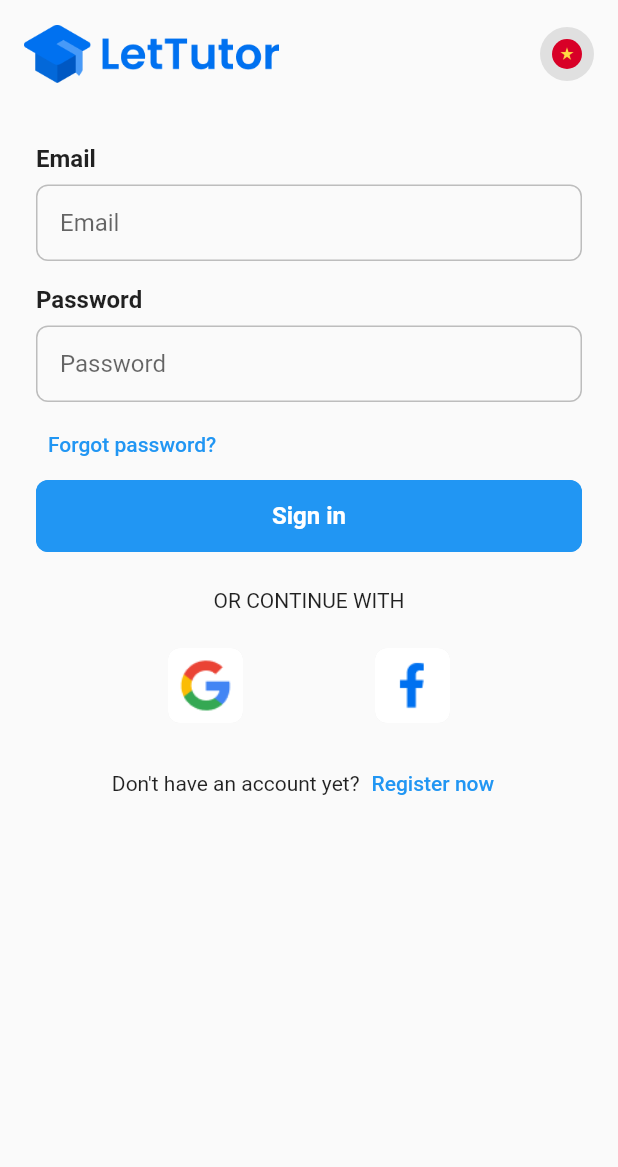
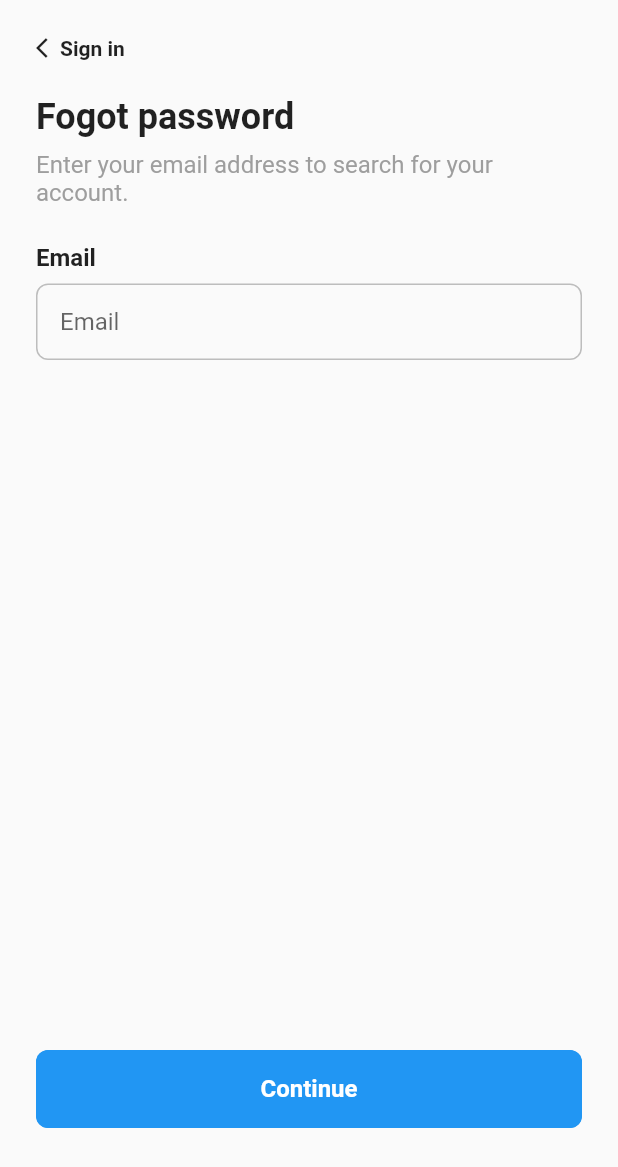
Before and after one commit to caophuccp/lettutor, a Flutter app: the screen it shows after launch, after a tap on "Forgot password?", on a phone screen of 412 x 824 dp. Shown: the top 1167 px of the screen. Run offline on Flutter 3.47's test engine with Material 2 defaults, Android fonts, the phone set to English and light mode, and no system bars.

Commit message:
Add forgot_password_screen

```diff
--- a/lib/components/bar_button.dart
+++ b/lib/components/bar_button.dart
@@ -1,6 +1,7 @@
 
 import 'package:flutter/material.dart';
 import 'package:lettutor/styles/button_styles.dart';
+import 'package:lettutor/styles/consts.dart';
 
 enum BarButtonStyle { primary, secondary, inactive }
 
@@ -9,7 +10,7 @@ class BarButton extends StatelessWidget {
     Key? key,
     required this.child,
     this.onPressed,
-    this.cornerRadius = 0,
+    this.cornerRadius = CornerRadiusValue.medium,
     this.width,
     this.height,
     this.style = BarButtonStyle.primary,
--- /dev/null
+++ b/lib/components/navigation_back_button.dart
@@ -0,0 +1,32 @@
+import 'package:flutter/material.dart';
+import 'package:lettutor/styles/text_styles.dart';
+
+class NavigationBackButton extends StatefulWidget {
+  const NavigationBackButton({
+    Key? key,
+  }) : super(key: key);
+
+  @override
+  _NavigationBackButtonState createState() => _NavigationBackButtonState();
+}
+
+class _NavigationBackButtonState extends State<NavigationBackButton> {
+  @override
+  Widget build(BuildContext context) {
+    return GestureDetector(
+      onTap: back,
+      child: Row(
+        children: [
+          Icon(Icons.arrow_back_ios, size: 16,),
+          Text('Sign in', style: TextStyles.subtitle2SemiBold,),
+        ],
+      ),
+    );
+  }
+
+  void back(){
+    if (Navigator.of(context).canPop()) {
+      Navigator.of(context).pop();
+    }
+  }
+}
--- /dev/null
+++ b/lib/extensions/navigate_extensions.dart
@@ -0,0 +1,37 @@
+import 'package:flutter/cupertino.dart';
+import 'package:flutter/material.dart';
+
+extension StateExtensions on State<StatefulWidget> {
+  void navigateWithoutAnimation(Widget newScreen) {
+    Navigator.of(context).push(
+      PageRouteBuilder(
+        pageBuilder: (context, animation1, animation2) => newScreen,
+        transitionDuration: Duration.zero,
+      ),
+    );
+  }
+
+  void navigate(Widget newScreen) {
+    Navigator.of(context).push(
+      CupertinoPageRoute(
+        builder: (context) => newScreen,
+      ),
+      // PageRouteBuilder(
+      //   pageBuilder: (context, animation1, animation2) => newScreen,
+      //   transitionDuration: Duration(milliseconds: 250),
+      //   transitionsBuilder: (context, animation, secondaryAnimation, child) {
+      //     const begin = Offset(1.0, 0.0);
+      //     const end = Offset.zero;
+      //     final tween = Tween(begin: begin, end: end);
+      //     final offsetAnimation = animation.drive(tween);
+
+      //     return SlideTransition(
+      //       position: offsetAnimation,
+      //       child: child,
+      //     );
+      //   },
+      // ),
+    );
+  }
+
+}
--- /dev/null
+++ b/lib/screens/auth_screen/forgot_password_screen.dart
@@ -0,0 +1,69 @@
+import 'package:flutter/material.dart';
+import 'package:lettutor/components/auth_screen_text_field.dart';
+import 'package:lettutor/components/bar_button.dart';
+import 'package:lettutor/components/navigation_back_button.dart';
+import 'package:lettutor/styles/consts.dart';
+import 'package:lettutor/styles/text_styles.dart';
+
+class ForgotPasswordScreen extends StatefulWidget {
+  @override
+  _ForgotPasswordScreenState createState() => _ForgotPasswordScreenState();
+}
+
+class _ForgotPasswordScreenState extends State<ForgotPasswordScreen> {
+  final emailController = TextEditingController();
+
+  @override
+  void dispose() {
+    // Clean up the controller when the widget is disposed.
+    emailController.dispose();
+    super.dispose();
+  }
+
+  @override
+  Widget build(BuildContext context) {
+    return Scaffold(
+      body: SafeArea(
+          bottom: false,
+          child: Container(
+            padding: EdgeInsets.all(PaddingValue.extraLarge),
+            child: Column(
+              crossAxisAlignment: CrossAxisAlignment.start,
+              children: [
+                NavigationBackButton(),
+                SizedBox(height: PaddingValue.extraLarge),
+                Text(
+                  'Fogot password',
+                  style: TextStyles.h5Bold,
+                ),
+                SizedBox(height: PaddingValue.medium),
+                Text(
+                  'Enter your email address to search for your account.',
+                  style: TextStyles.subtitle1Regular.copyWith(
+                    color: Colors.grey,
+                  ),
+                ),
+                SizedBox(height: PaddingValue.extraLarge),
+                AuthScreenTextField(
+                  labelText: 'Email',
+                  hintText: 'Email',
+                  controller: emailController,
+                ),
+                Spacer(),
+                BarButton(
+                  height: 52,
+                  onPressed: resetPassword,
+                  child: Text('Continue'),
+                ),
+                SizedBox(height: PaddingValue.extraLarge),
+                SizedBox(height: PaddingValue.extraLarge),
+              ],
+            ),
+          )),
+    );
+  }
+
+  void resetPassword(){
+    print('forgot_password_screen.dart - resetPassword - ${emailController.text}');
+  }
+}
--- a/lib/screens/auth_screen/sign_in_screen.dart
+++ b/lib/screens/auth_screen/sign_in_screen.dart
@@ -5,10 +5,12 @@ import 'package:flutter/material.dart';
 import 'package:lettutor/components/bar_button.dart';
 import 'package:lettutor/components/auth_screen_app_bar.dart';
 import 'package:lettutor/components/auth_screen_text_field.dart';
+import 'package:lettutor/screens/auth_screen/forgot_password_screen.dart';
 import 'package:lettutor/screens/auth_screen/sign_up_screen.dart';
 import 'package:lettutor/styles/button_styles.dart';
 import 'package:lettutor/styles/consts.dart';
 import 'package:lettutor/styles/text_styles.dart';
+import 'package:lettutor/extensions/navigate_extensions.dart';
 
 class SignInScreen extends StatefulWidget {
   @override
@@ -56,7 +58,7 @@ class _SignInScreenState extends State<SignInScreen> {
                       ),
                       SizedBox(height: SpacingValue.small),
                       TextButton(
-                        onPressed: () {},
+                        onPressed: forgotPassword,
                         child: Text('Forgot password?'),
                         style: ButtonStyles.textButtonStyle(),
                       ),
@@ -156,15 +158,10 @@ class _SignInScreenState extends State<SignInScreen> {
   }
 
   void forgotPassword() {
-    print('sign_in_screen.dart - forgotPassword');
+    navigate(ForgotPasswordScreen());
   }
 
   void signUp() {
-    Navigator.of(context).push(
-      PageRouteBuilder(
-        pageBuilder: (context, animation1, animation2) => SignUpScreen(),
-        transitionDuration: Duration.zero,
-      ),
-    );
+    navigateWithoutAnimation(SignUpScreen());
   }
 }
--- a/lib/styles/text_styles.dart
+++ b/lib/styles/text_styles.dart
@@ -17,6 +17,14 @@ class TextStyles {
   static const h5SemiBold = TextStyle(fontSize: 24.0, fontWeight: FontWeight.w600);
   static const h6SemiBold = TextStyle(fontSize: 20.0, fontWeight: FontWeight.w600);
 
+  //headline bold
+  static const h1Bold = TextStyle(fontSize: 64.0, fontWeight: FontWeight.w700);
+  static const h2Bold = TextStyle(fontSize: 48.0, fontWeight: FontWeight.w700);
+  static const h3Bold = TextStyle(fontSize: 40.0, fontWeight: FontWeight.w700);
+  static const h4Bold = TextStyle(fontSize: 32.0, fontWeight: FontWeight.w700);
+  static const h5Bold = TextStyle(fontSize: 24.0, fontWeight: FontWeight.w700);
+  static const h6Bold = TextStyle(fontSize: 20.0, fontWeight: FontWeight.w700);
+
   //subtitle regular
   static const subtitle1Regular = TextStyle(fontSize: 16.0, fontWeight: FontWeight.w400);
   static const subtitle2Regular = TextStyle(fontSize: 14.0, fontWeight: FontWeight.w400);
```
